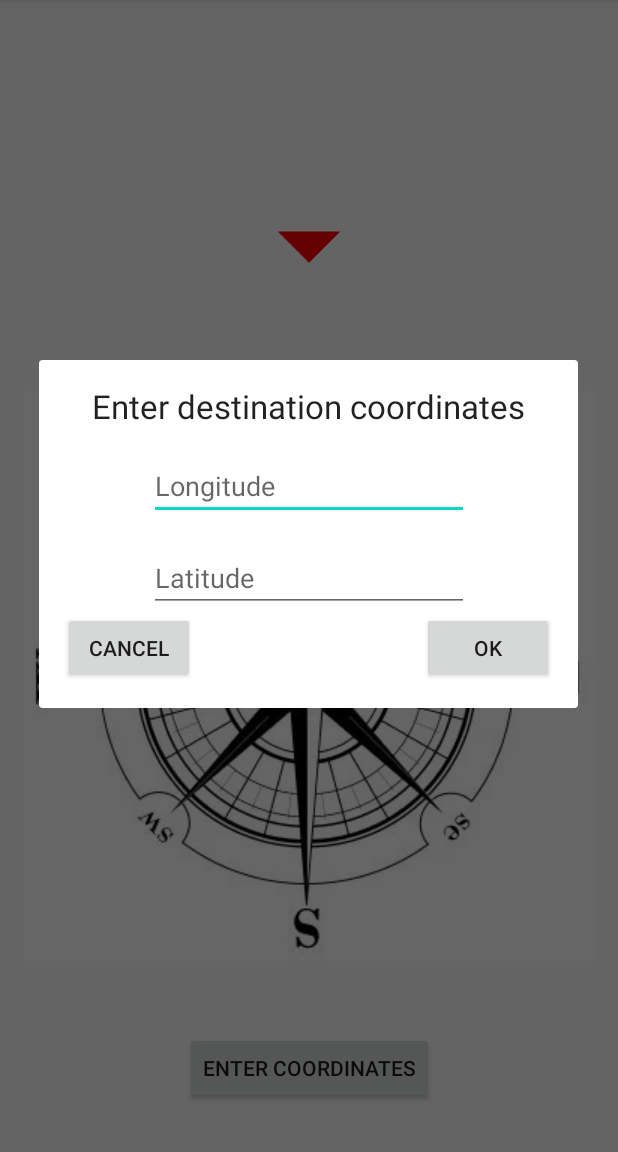
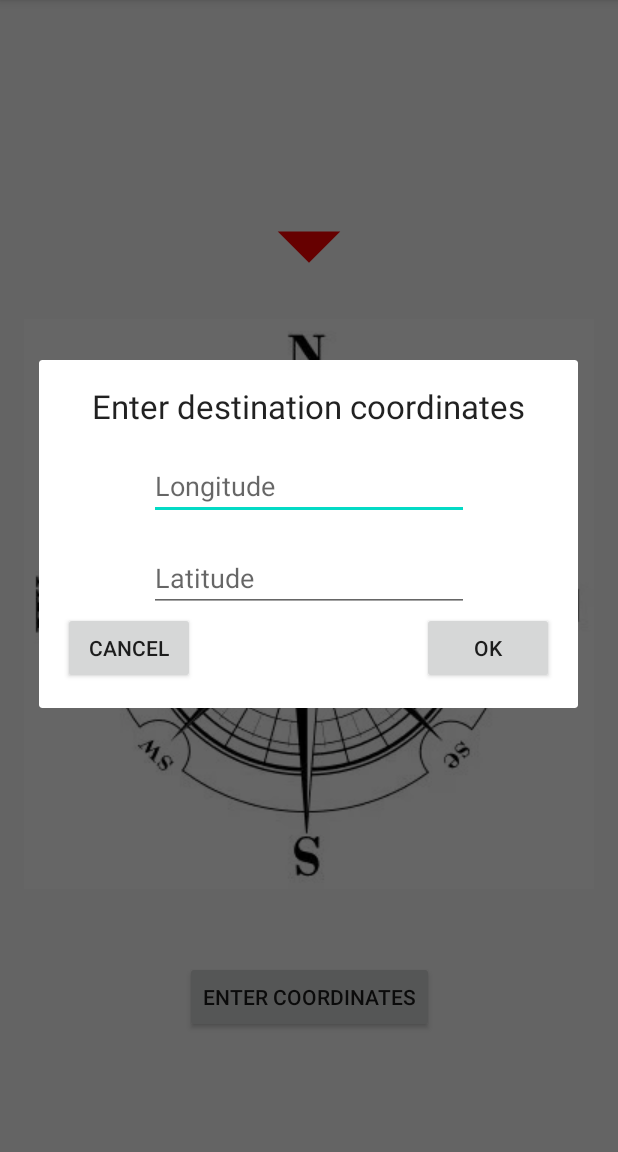
Before and after one commit to Szczepan87/compass, an Android app: the screen it shows after launch (MainActivity), after a tap on "ENTER COORDINATES", on a phone screen of 412 x 824 dp, the part 84-1236 px from its top. Run offline under Robolectric (Android 15) with nearby library versions, the phone set to English and light mode, and no system bars; our stand-ins replace data binding.

```diff
--- a/app/src/main/java/com/example/compass/ui/MainActivity.kt
+++ b/app/src/main/java/com/example/compass/ui/MainActivity.kt
@@ -16,9 +16,12 @@ import androidx.databinding.DataBindingUtil
 import androidx.lifecycle.Observer
 import com.example.compass.R
 import com.example.compass.databinding.ActivityMainBinding
+import com.example.compass.util.COORDINATES_DIALOG_TAG
+import com.example.compass.util.REQUEST_PERMISSION_CODE
 import com.example.compass.util.to360Degrees
 import com.example.compass.util.toPositiveDegrees
 import com.example.compass.vm.CompassActivityViewModel
+import org.koin.android.ext.android.bind
 import org.koin.android.ext.android.get
 
 class MainActivity : AppCompatActivity() {
@@ -33,29 +36,31 @@ class MainActivity : AppCompatActivity() {
             this,
             R.layout.activity_main
         )
+        binding.lifecycleOwner = this
+        binding.viewModel = compassActivityViewModel
         compassActivityViewModel.updateCurrentLocation()
+
         compassActivityViewModel.currentHeading.observe(this, Observer {
-            binding.heading = it
             binding.compassRose.rotation = it.toFloat().unaryMinus()
         })
         compassActivityViewModel.currentAzimuth.observe(this, Observer {
-            binding.azimuth = it
             binding.azimuthArrow.rotation = it.toFloat()
         })
         compassActivityViewModel.destinationLocation.observe(
             this,
             Observer {
+                compassActivityViewModel.updateCurrentLocation()
                 val currentAzimuth = compassActivityViewModel.currentLocation.value?.bearingTo(it)
-                binding.azimuth = currentAzimuth
-                    ?.toPositiveDegrees() ?: 0
+                compassActivityViewModel.updateCurrentAzimuth(currentAzimuth?.toPositiveDegrees() ?: 0)
                 binding.azimuthArrow.rotation = currentAzimuth ?: 0f
-                compassActivityViewModel.updateCurrentLocation()
             })
+
         handlePermissions()
+
         binding.coordinatesButton.setOnClickListener {
             LocationProviderDialog(compassActivityViewModel).show(
                 supportFragmentManager,
-                "LongLat Dialog"
+                COORDINATES_DIALOG_TAG
             )
         }
     }
@@ -75,7 +80,7 @@ class MainActivity : AppCompatActivity() {
                     Manifest.permission.ACCESS_FINE_LOCATION,
                     Manifest.permission.ACCESS_COARSE_LOCATION
                 ),
-                1
+                REQUEST_PERMISSION_CODE
             )
         }
     }
--- a/app/src/main/java/com/example/compass/util/Consts.kt
+++ b/app/src/main/java/com/example/compass/util/Consts.kt
@@ -8,5 +8,6 @@ val DEFAULT_LOCATION = Location(LocationManager.GPS_PROVIDER).apply {
     longitude = 0.0
     latitude = 0.0
 }
-
 const val ALPHA = 0.15f
+const val COORDINATES_DIALOG_TAG = "LongLat Dialog"
+const val REQUEST_PERMISSION_CODE = 1
--- a/app/src/main/java/com/example/compass/vm/CompassActivityViewModel.kt
+++ b/app/src/main/java/com/example/compass/vm/CompassActivityViewModel.kt
@@ -50,6 +50,10 @@ class CompassActivityViewModel(
         _destinationLocation.postValue(location)
     }
 
+    fun updateCurrentAzimuth(value: Int) {
+        _currentAzimuth.postValue(value)
+    }
+
     override fun onCleared() {
         compassSensorProvider.unregisterListeners()
         compassSensorProvider.currentHeading.removeObserver(currentHeadingObserver)
--- a/app/src/main/res/layout/activity_main.xml
+++ b/app/src/main/res/layout/activity_main.xml
@@ -6,12 +6,8 @@
     <data>
 
         <variable
-            name="heading"
-            type="Integer" />
-
-        <variable
-            name="azimuth"
-            type="Integer" />
+            name="viewModel"
+            type="com.example.compass.vm.CompassActivityViewModel" />
     </data>
 
     <androidx.constraintlayout.widget.ConstraintLayout
@@ -25,7 +21,6 @@
             android:layout_width="wrap_content"
             android:layout_height="wrap_content"
             android:src="@drawable/compass_rose"
-            app:layout_constraintBottom_toTopOf="@+id/coordinates_button"
             app:layout_constraintEnd_toEndOf="parent"
             app:layout_constraintStart_toStartOf="parent"
             app:layout_constraintTop_toBottomOf="@+id/north_arrow_imageView" />
@@ -46,7 +41,7 @@
             android:layout_width="wrap_content"
             android:layout_height="wrap_content"
             android:layout_marginTop="32dp"
-            android:text="@{heading.toString()}"
+            android:text="@{viewModel.currentHeading.toString()}"
             android:textAppearance="@style/TextAppearance.AppCompat.Large"
             app:layout_constraintLeft_toLeftOf="parent"
             app:layout_constraintRight_toRightOf="parent"
@@ -57,7 +52,7 @@
             android:layout_width="wrap_content"
             android:layout_height="wrap_content"
             android:layout_marginTop="32dp"
-            android:text="@{azimuth.toString()}"
+            android:text="@{viewModel.currentAzimuth.toString()}"
             app:layout_constraintEnd_toEndOf="parent"
             app:layout_constraintStart_toStartOf="parent"
             app:layout_constraintTop_toBottomOf="@+id/heading_textView" />
@@ -81,7 +76,8 @@
             android:text="@string/coordinates_button_text"
             app:layout_constraintBottom_toBottomOf="parent"
             app:layout_constraintEnd_toEndOf="parent"
-            app:layout_constraintStart_toStartOf="parent" />
+            app:layout_constraintStart_toStartOf="parent"
+            app:layout_constraintTop_toBottomOf="@+id/compass_rose" />
 
     </androidx.constraintlayout.widget.ConstraintLayout>
 </layout>
```
